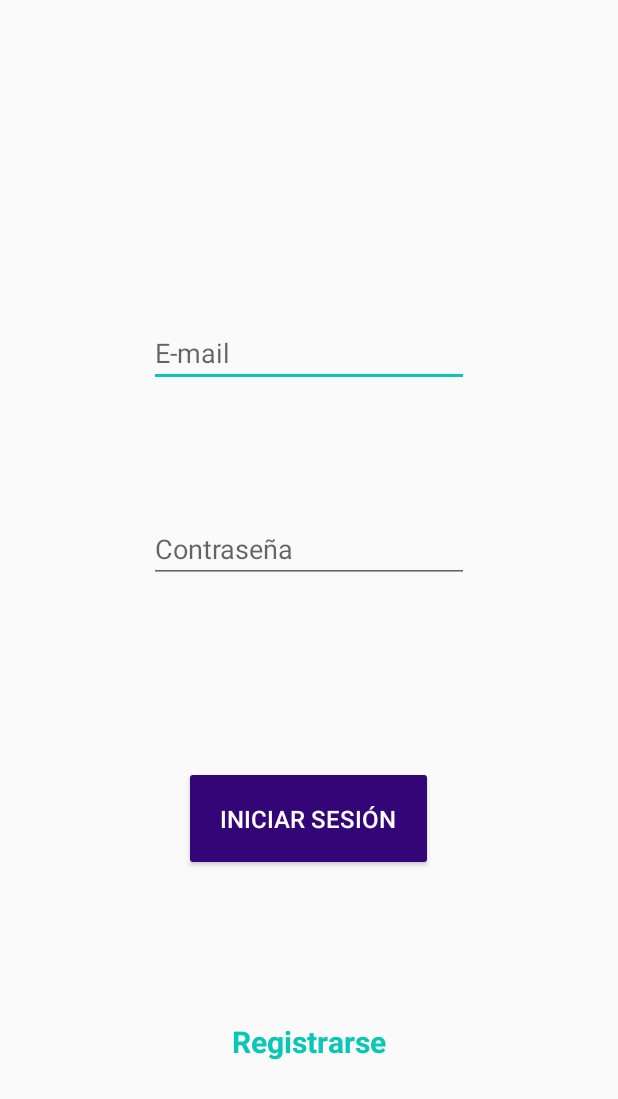
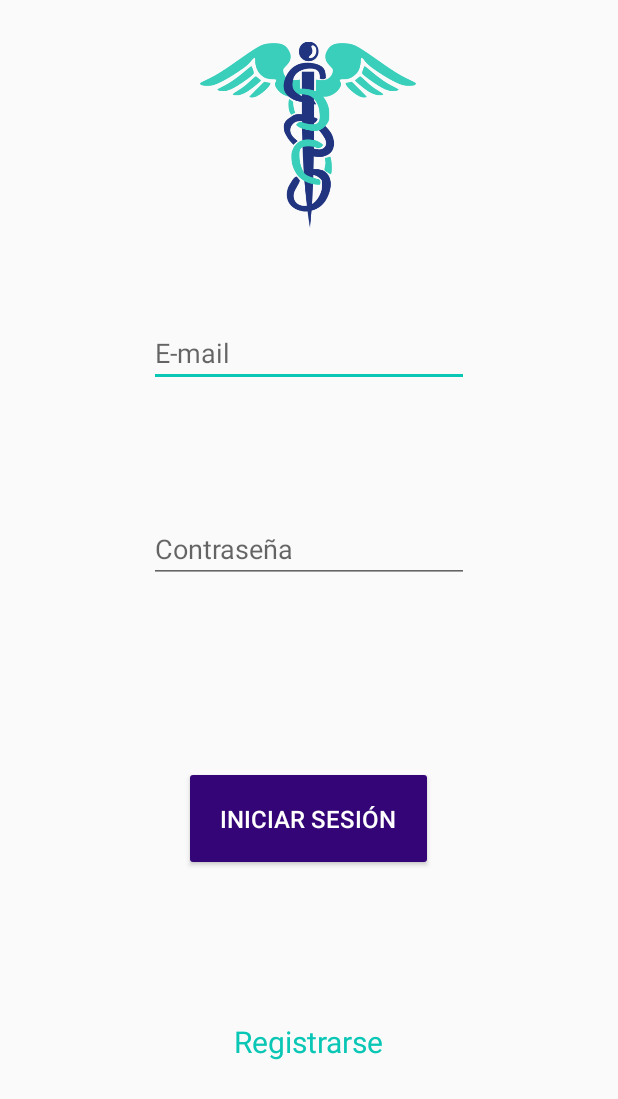
Before and after one commit to YoaliSB/HealthChain, an Android app: the screen it shows after launch (LoginActivity), on a phone screen of 412 x 824 dp. Shown: the top 1099 px of the screen. Run offline under Robolectric (Android 15) with nearby library versions, the light colour scheme and no system bars; our stand-ins replace Volley.

Commit message:
login error handling, button styles

```diff
--- a/app/src/main/res/layout/account_settings_fragment.xml
+++ b/app/src/main/res/layout/account_settings_fragment.xml
@@ -48,8 +48,7 @@
 
     <Button
         android:id="@+id/save_btn"
-        android:layout_width="wrap_content"
-        android:layout_height="wrap_content"
+        style="@style/DefaultButtons"
         android:layout_marginTop="112dp"
         android:backgroundTint="@color/colorAccent"
         android:text="@string/save"
--- a/app/src/main/res/layout/activity_login.xml
+++ b/app/src/main/res/layout/activity_login.xml
@@ -67,11 +67,22 @@
         android:text="@string/register"
         android:textColor="@color/colorAccent"
         android:textSize="20sp"
-        android:textStyle="bold"
         app:layout_constraintBottom_toBottomOf="parent"
         app:layout_constraintEnd_toEndOf="parent"
         app:layout_constraintStart_toStartOf="parent"
         app:layout_constraintTop_toBottomOf="@+id/btnlogin" />
 
+    <ImageView
+        android:id="@+id/imageView4"
+        android:layout_width="144dp"
+        android:layout_height="145dp"
+        app:layout_constraintBottom_toTopOf="@+id/etemail"
+        app:layout_constraintEnd_toEndOf="parent"
+        app:layout_constraintHorizontal_bias="0.498"
+        app:layout_constraintStart_toStartOf="parent"
+        app:layout_constraintTop_toTopOf="parent"
+        app:layout_constraintVertical_bias="0.023"
+        app:srcCompat="@drawable/healthchain" />
+
 
 </androidx.constraintlayout.widget.ConstraintLayout>
--- a/app/src/main/res/layout/personal_edit_fragment.xml
+++ b/app/src/main/res/layout/personal_edit_fragment.xml
@@ -202,10 +202,9 @@
 
     <Button
         android:id="@+id/save_btn"
-        android:layout_width="wrap_content"
-        android:layout_height="wrap_content"
+        style="@style/DefaultButtons"
+        android:backgroundTint="@color/colorAccent"
         android:layout_marginBottom="40dp"
-        android:backgroundTint="@color/colorAccent"
         android:text="@string/save"
         android:textColor="@color/ic_launcher_background"
         app:layout_constraintBottom_toBottomOf="parent"
--- a/app/src/main/res/values/strings.xml
+++ b/app/src/main/res/values/strings.xml
@@ -20,6 +20,7 @@
     <string name="confirm_pwd">Confirmar Contraseña</string>
     <string name="login_error">Usuario y contraseña no válidos.</string>
     <string name="register_error">Error al registrar usuario.</string>
+    <string name="role_error">Error al iniciar sesión</string>
 
     <!-- Doctor Main Fragment -->
     <string name="text_home">Principal</string>
--- a/app/src/main/res/values/styles.xml
+++ b/app/src/main/res/values/styles.xml
@@ -71,10 +71,9 @@
         <item name="android:textColor">@color/ic_launcher_background</item>
     </style>
 
-    <style name="LoginButtons">
+    <style name="DefaultButtons">
         <item name="android:layout_width">wrap_content</item>
         <item name="android:layout_height">wrap_content</item>
-        <item name="backgroundTint">@color/colorPrimary</item>
         <item name="android:textColor">@color/ic_launcher_background</item>
         <item name="android:textSize">16sp</item>
         <item name="android:padding">24dp</item>
@@ -83,5 +82,9 @@
         <item name="android:clickable">true</item>
     </style>
 
+    <style name="LoginButtons" parent="DefaultButtons">
+        <item name="backgroundTint">@color/colorPrimary</item>
+    </style>
+
 
 </resources>
```
Also changed, not shown: app/src/main/AndroidManifest.xml (+4 -3 lines), app/src/main/java/com/itesm/healthchain/LoginActivity.java (+14 -6 lines), app/src/main/java/com/itesm/healthchain/data/LoginDataSource.java (+2 -5 lines), app/src/main/java/com/itesm/healthchain/data/UserRepository.java (+9 -4 lines).
